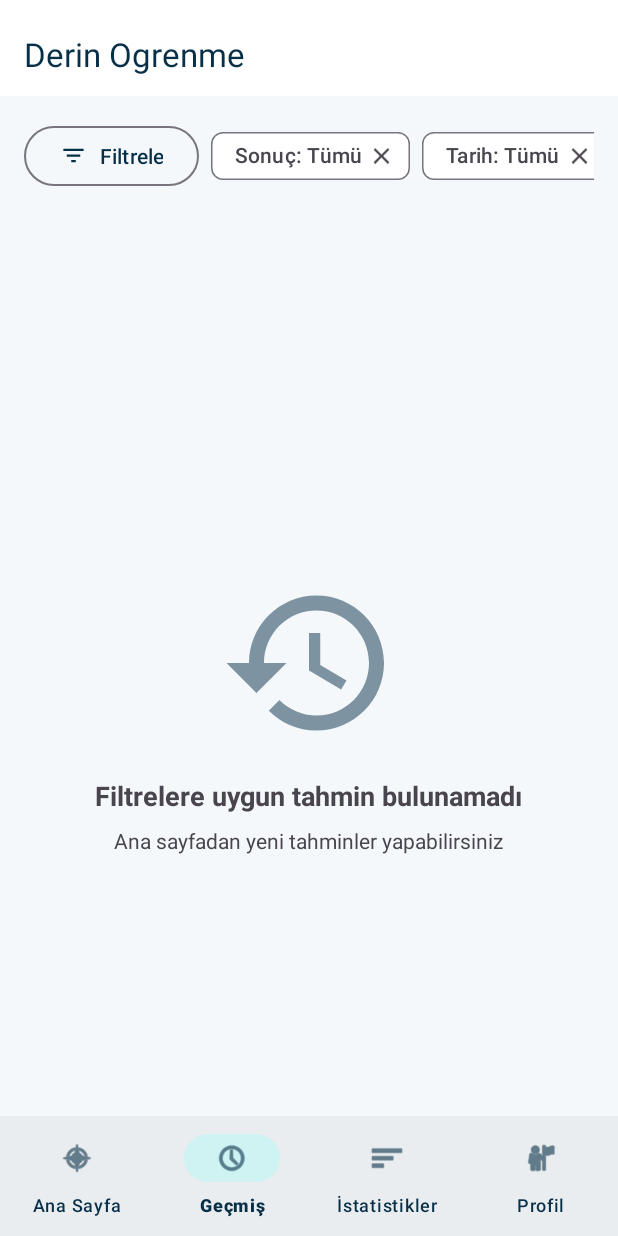
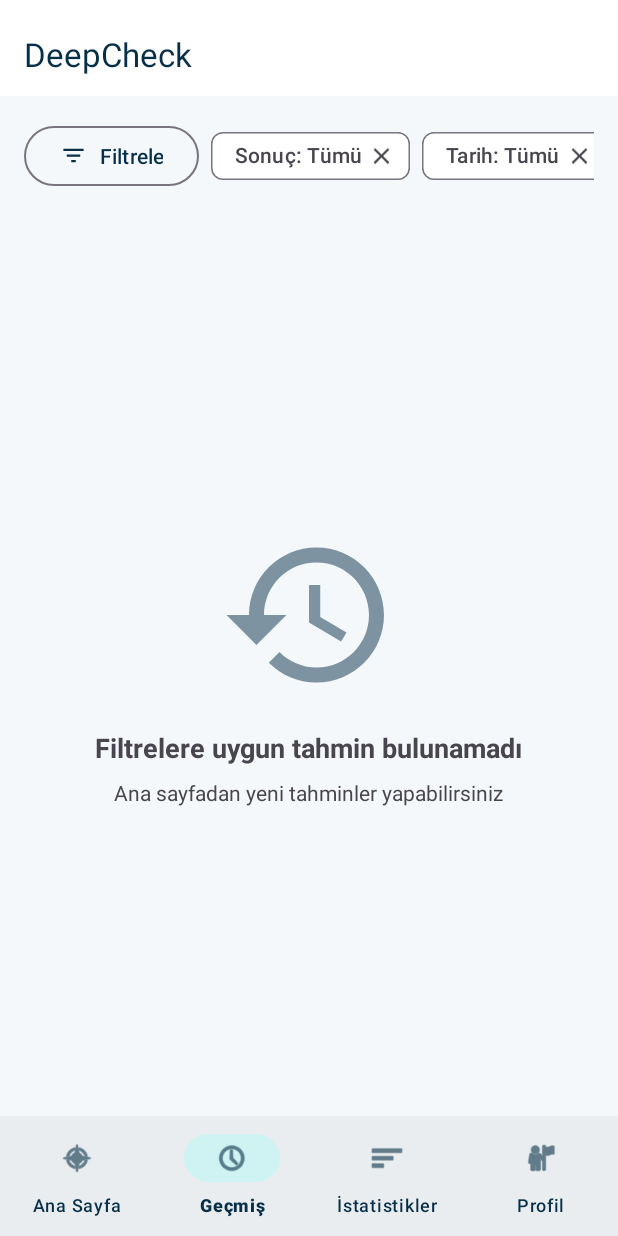
Before and after one commit to blldlgc/real-or-ai-face, an Android app: the screen it shows after launch once a user with an empty profile is signed in (MainActivity), item 2 of the bottom bar chosen, on a phone screen of 412 x 824 dp. Run offline under Robolectric (Android 15) with nearby library versions, the phone set to English and light mode, and no system bars; our stand-ins replace Firebase (no records; nobody signed in at launch, a user with empty details on screens opened directly); libraries missing offline, so code that uses them is left out: org.tensorflow.lite; 3 statements that could not run were skipped.

Commit message:
some ui improvements

```diff
--- a/app/src/main/java/com/example/derinogrenme/MainActivity.kt
+++ b/app/src/main/java/com/example/derinogrenme/MainActivity.kt
@@ -17,12 +17,16 @@ import androidx.core.view.WindowInsetsCompat
 import androidx.core.view.WindowInsetsControllerCompat
 import android.view.WindowManager
 import com.example.derinogrenme.utils.NotificationScheduler
+import android.content.Context
 
 class MainActivity : AppCompatActivity() {
     private lateinit var binding: ActivityMainBinding
     private lateinit var notificationScheduler: NotificationScheduler
 
     override fun onCreate(savedInstanceState: Bundle?) {
+        // Tema ayarını yükle
+        loadThemePreference()
+
         super.onCreate(savedInstanceState)
         binding = ActivityMainBinding.inflate(layoutInflater)
         setContentView(binding.root)
@@ -68,6 +72,15 @@ class MainActivity : AppCompatActivity() {
         }
     }
 
+    private fun loadThemePreference() {
+        val prefs = getSharedPreferences("settings", Context.MODE_PRIVATE)
+        val isDark = prefs.getBoolean("dark_mode", false)
+        AppCompatDelegate.setDefaultNightMode(
+            if (isDark) AppCompatDelegate.MODE_NIGHT_YES
+            else AppCompatDelegate.MODE_NIGHT_NO
+        )
+    }
+
     private fun setupBottomNavigation() {
         binding.bottomNavigation.setOnItemSelectedListener { item ->
             when (item.itemId) {
--- a/app/src/main/res/layout/activity_main.xml
+++ b/app/src/main/res/layout/activity_main.xml
@@ -31,6 +31,7 @@
         android:id="@+id/fragmentContainer"
         android:layout_width="match_parent"
         android:layout_height="match_parent"
+        android:paddingBottom="?attr/actionBarSize"
         app:layout_behavior="@string/appbar_scrolling_view_behavior" />
 
     <com.google.android.material.bottomnavigation.BottomNavigationView
--- a/app/src/main/res/values/strings.xml
+++ b/app/src/main/res/values/strings.xml
@@ -1,5 +1,5 @@
 <?xml version="1.0" encoding="utf-8"?>
 <resources>
-    <string name="app_name">Derin Ogrenme</string>
+    <string name="app_name">DeepCheck</string>
     <string name="default_web_client_id">YOUR_WEB_CLIENT_ID</string>
 </resources>
```
Also changed, not shown: app/src/main/java/com/derinogrenme/derinogrenmeandroid/utils/ThemeManager.kt (added, +34 -0 lines).
